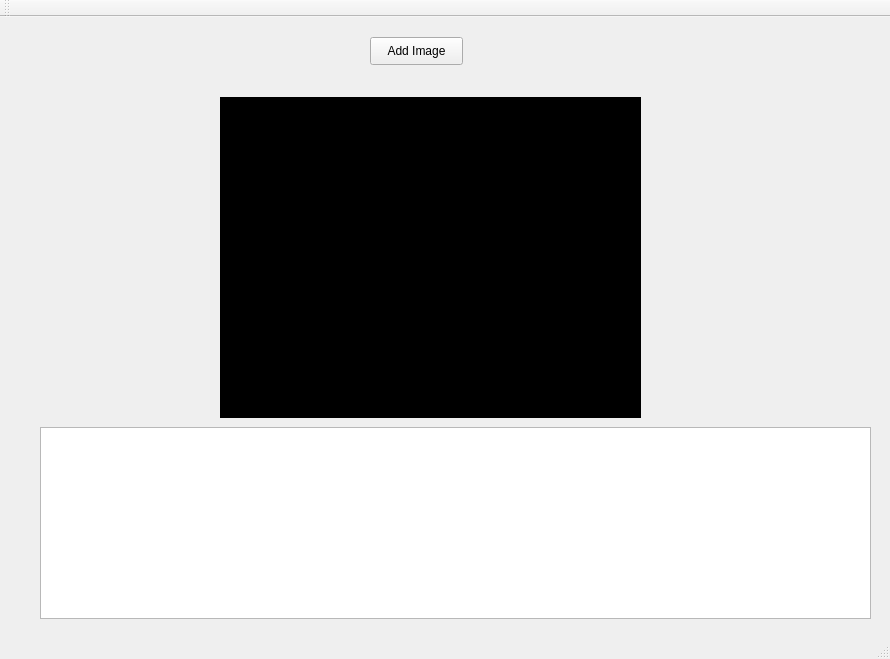
First picture: the form in qt/ImageGallery/mainwindow.ui, repository kzhereb/knu-is-ooop2019, before the edit.
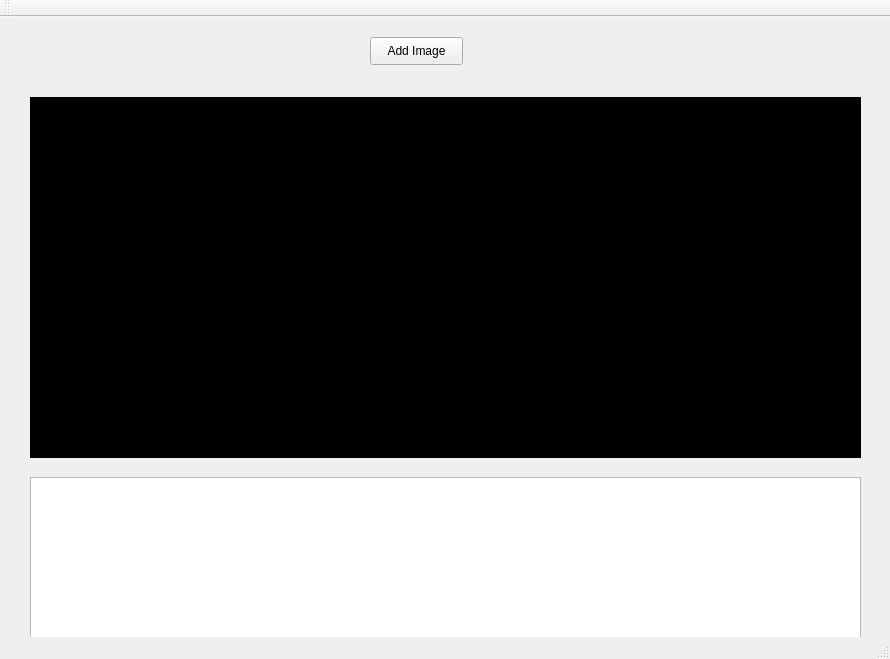
Second picture: the form after the edit.

Commit message:
Trying to make it pretty
Still need to implement autoscaling

Patch:
```diff
--- a/qt/ImageGallery/mainwindow.ui
+++ b/qt/ImageGallery/mainwindow.ui
@@ -17,10 +17,10 @@
    <widget class="QLabel" name="lblCurrentImage">
     <property name="geometry">
      <rect>
-      <x>220</x>
+      <x>30</x>
       <y>80</y>
-      <width>421</width>
-      <height>321</height>
+      <width>831</width>
+      <height>361</height>
      </rect>
     </property>
     <property name="styleSheet">
@@ -49,12 +49,21 @@
    <widget class="QListWidget" name="lstImages">
     <property name="geometry">
      <rect>
-      <x>40</x>
-      <y>410</y>
+      <x>30</x>
+      <y>460</y>
       <width>831</width>
-      <height>192</height>
+      <height>161</height>
      </rect>
     </property>
+    <property name="maximumSize">
+     <size>
+      <width>16777215</width>
+      <height>220</height>
+     </size>
+    </property>
+    <property name="horizontalScrollBarPolicy">
+     <enum>Qt::ScrollBarAsNeeded</enum>
+    </property>
     <property name="iconSize">
      <size>
       <width>384</width>
```
Left out of the diff: 3 changed lines with no effect on the pictures.
